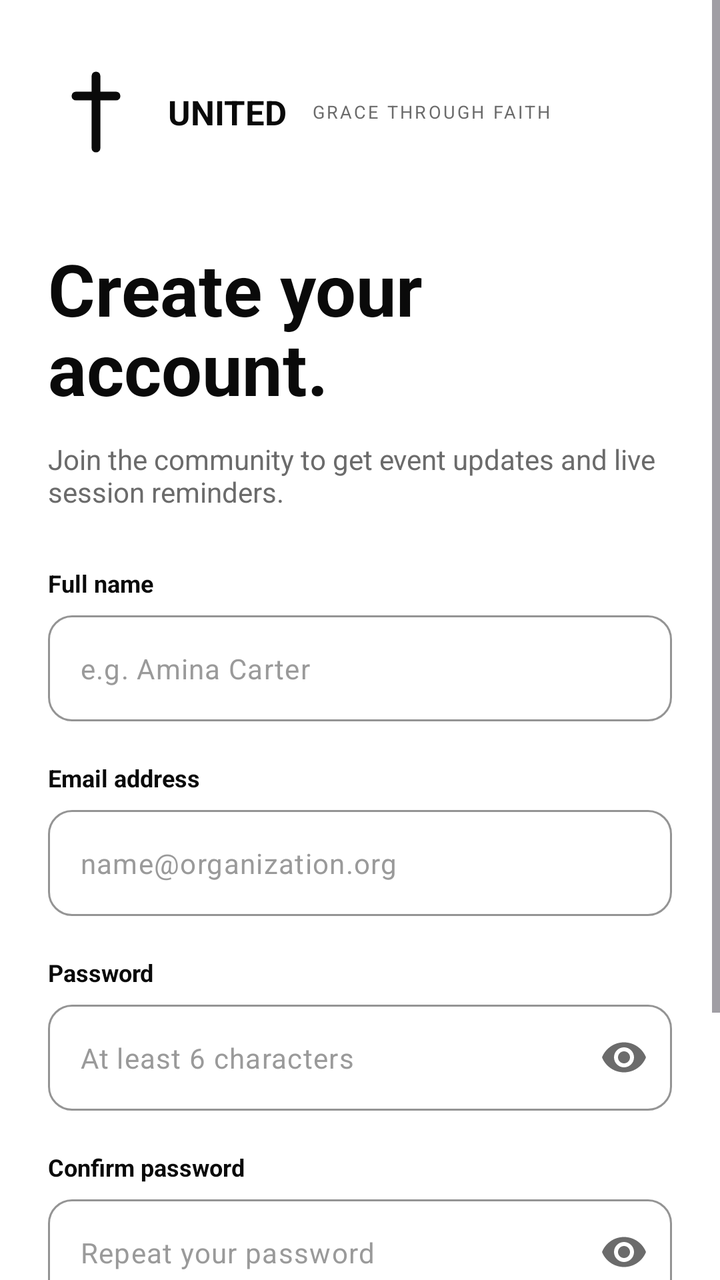
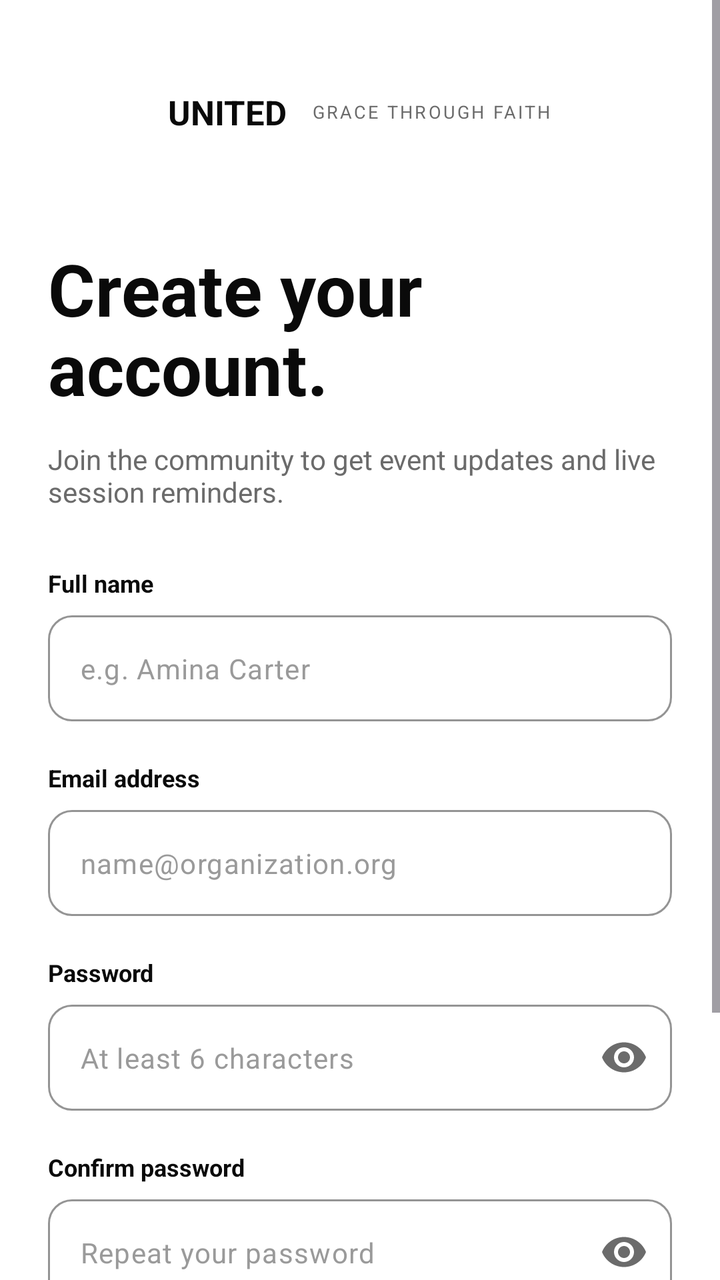

Two renders of the same Android screen: before a commit and after it. Below are the layout's source before the change and the commit's diff.
<!-- AndroidManifest.xml: application theme Theme.UNITED -->
<!-- res/layout/activity_register.xml -->
<?xml version="1.0" encoding="utf-8"?>
<ScrollView xmlns:android="http://schemas.android.com/apk/res/android"
    xmlns:app="http://schemas.android.com/apk/res-auto"
    android:id="@+id/main"
    android:layout_width="match_parent"
    android:layout_height="match_parent"
    android:background="@color/white"
    android:fillViewport="true">

    <LinearLayout
        android:layout_width="match_parent"
        android:layout_height="wrap_content"
        android:minHeight="150dp"
        android:orientation="vertical"
        android:paddingHorizontal="24dp"
        android:paddingTop="32dp"
        android:paddingBottom="24dp">

        
        <LinearLayout
            android:layout_width="wrap_content"
            android:layout_height="wrap_content"
            android:gravity="center_vertical"
            android:orientation="horizontal">

            <ImageView
                android:layout_width="48dp"
                android:layout_height="48dp"
                android:contentDescription="UNITED logo"
                android:src="@drawable/ic_logo_placeholder" />

            <TextView
                android:layout_width="wrap_content"
                android:layout_height="wrap_content"
                android:layout_marginStart="12dp"
                android:text="UNITED"
                android:textColor="@color/united_ink"
                android:textSize="17sp"
                android:textStyle="bold" />

            <TextView
                android:layout_width="wrap_content"
                android:layout_height="wrap_content"
                android:layout_marginStart="12dp"
                android:letterSpacing="0.12"
                android:text="@string/tagline"
                android:textColor="@color/united_gray"
                android:textSize="9sp" />
        </LinearLayout>

        
        <TextView
            android:layout_width="match_parent"
            android:layout_height="wrap_content"
            android:layout_marginTop="40dp"
            android:lineSpacingMultiplier="0.95"
            android:text="Create your account."
            android:textColor="@color/united_ink"
            android:textSize="36sp"
            android:textStyle="bold" />

        <TextView
            android:layout_width="match_parent"
            android:layout_height="wrap_content"
            android:layout_marginTop="12dp"
            android:text="Join the community to get event updates and live session reminders."
            android:textColor="@color/united_gray"
            android:textSize="14sp" />

        
        <TextView
            android:layout_width="wrap_content"
            android:layout_height="wrap_content"
            android:layout_marginTop="28dp"
            android:text="Full name"
            android:textColor="@color/united_ink"
            android:textSize="12sp"
            android:textStyle="bold" />

        <com.google.android.material.textfield.TextInputLayout
            style="@style/Widget.Material3.TextInputLayout.OutlinedBox"
            android:layout_width="match_parent"
            android:layout_height="wrap_content"
            android:layout_marginTop="8dp"
            app:boxCornerRadiusBottomEnd="12dp"
            app:boxCornerRadiusBottomStart="12dp"
            app:boxCornerRadiusTopEnd="12dp"
            app:boxCornerRadiusTopStart="12dp"
            app:boxStrokeColor="@color/united_ink"
            app:hintEnabled="false">

            <com.google.android.material.textfield.TextInputEditText
                android:id="@+id/etFullName"
                android:layout_width="match_parent"
                android:layout_height="wrap_content"
                android:hint="e.g. Amina Carter"
                android:inputType="textPersonName|textCapWords"
                android:textColor="@color/united_ink"
                android:textColorHint="@color/united_gray_light"
                android:textSize="14sp" />
        </com.google.android.material.textfield.TextInputLayout>

        
        <TextView
            android:layout_width="wrap_content"
            android:layout_height="wrap_content"
            android:layout_marginTop="20dp"
            android:text="Email address"
            android:textColor="@color/united_ink"
            android:textSize="12sp"
            android:textStyle="bold" />

        <com.google.android.material.textfield.TextInputLayout
            style="@style/Widget.Material3.TextInputLayout.OutlinedBox"
            android:layout_width="match_parent"
            android:layout_height="wrap_content"
            android:layout_marginTop="8dp"
            app:boxCornerRadiusBottomEnd="12dp"
            app:boxCornerRadiusBottomStart="12dp"
            app:boxCornerRadiusTopEnd="12dp"
            app:boxCornerRadiusTopStart="12dp"
            app:boxStrokeColor="@color/united_ink"
            app:hintEnabled="false">

            <com.google.android.material.textfield.TextInputEditText
                android:id="@+id/etEmail"
                android:layout_width="match_parent"
                android:layout_height="wrap_content"
                android:hint="name@organization.org"
                android:inputType="textEmailAddress"
                android:textColor="@color/united_ink"
                android:textColorHint="@color/united_gray_light"
                android:textSize="14sp" />
        </com.google.android.material.textfield.TextInputLayout>

        
        <TextView
            android:layout_width="wrap_content"
            android:layout_height="wrap_content"
            android:layout_marginTop="20dp"
            android:text="Password"
            android:textColor="@color/united_ink"
            android:textSize="12sp"
            android:textStyle="bold" />

        <com.google.android.material.textfield.TextInputLayout
            style="@style/Widget.Material3.TextInputLayout.OutlinedBox"
            android:layout_width="match_parent"
            android:layout_height="wrap_content"
            android:layout_marginTop="8dp"
            app:boxCornerRadiusBottomEnd="12dp"
            app:boxCornerRadiusBottomStart="12dp"
            app:boxCornerRadiusTopEnd="12dp"
            app:boxCornerRadiusTopStart="12dp"
            app:boxStrokeColor="@color/united_ink"
            app:endIconMode="password_toggle"
            app:endIconTint="@color/united_gray"
            app:hintEnabled="false">

            <com.google.android.material.textfield.TextInputEditText
                android:id="@+id/etPassword"
                android:layout_width="match_parent"
                android:layout_height="wrap_content"
                android:hint="At least 6 characters"
                android:inputType="textPassword"
                android:textColor="@color/united_ink"
                android:textColorHint="@color/united_gray_light"
                android:textSize="14sp" />
        </com.google.android.material.textfield.TextInputLayout>

        
        <TextView
            android:layout_width="wrap_content"
            android:layout_height="wrap_content"
            android:layout_marginTop="20dp"
            android:text="Confirm password"
            android:textColor="@color/united_ink"
            android:textSize="12sp"
            android:textStyle="bold" />

        <com.google.android.material.textfield.TextInputLayout
            style="@style/Widget.Material3.TextInputLayout.OutlinedBox"
            android:layout_width="match_parent"
            android:layout_height="wrap_content"
            android:layout_marginTop="8dp"
            app:boxCornerRadiusBottomEnd="12dp"
            app:boxCornerRadiusBottomStart="12dp"
            app:boxCornerRadiusTopEnd="12dp"
            app:boxCornerRadiusTopStart="12dp"
            app:boxStrokeColor="@color/united_ink"
            app:endIconMode="password_toggle"
            app:endIconTint="@color/united_gray"
            app:hintEnabled="false">

            <com.google.android.material.textfield.TextInputEditText
                android:id="@+id/etConfirmPassword"
                android:layout_width="match_parent"
                android:layout_height="wrap_content"
                android:hint="Repeat your password"
                android:inputType="textPassword"
                android:textColor="@color/united_ink"
                android:textColorHint="@color/united_gray_light"
                android:textSize="14sp" />
        </com.google.android.material.textfield.TextInputLayout>

        
        <com.google.android.material.button.MaterialButton
            android:id="@+id/btnRegister"
            android:layout_width="match_parent"
            android:layout_height="56dp"
            android:layout_marginTop="28dp"
            android:text="Create account"
            android:textAllCaps="false"
            android:textColor="@color/white"
            android:textSize="14sp"
            android:textStyle="bold"
            app:backgroundTint="@color/united_ink"
            app:cornerRadius="12dp"
            app:icon="@drawable/ic_arrow_right"
            app:iconGravity="end"
            app:iconTint="@color/white" />

        <View
            android:layout_width="match_parent"
            android:layout_height="0dp"
            android:layout_weight="1" />

        
        <LinearLayout
            android:layout_width="wrap_content"
            android:layout_height="wrap_content"
            android:layout_gravity="center_horizontal"
            android:layout_marginTop="32dp"
            android:orientation="horizontal">

            <TextView
                android:layout_width="wrap_content"
                android:layout_height="wrap_content"
                android:text="Already have an account? "
                android:textColor="@color/united_gray"
                android:textSize="12sp" />

            <TextView
                android:id="@+id/tvSignIn"
                android:layout_width="wrap_content"
                android:layout_height="wrap_content"
                android:text="Sign in"
                android:textColor="@color/united_ink"
                android:textSize="12sp"
                android:textStyle="bold" />
        </LinearLayout>
    </LinearLayout>
</ScrollView>
<!-- resources referenced by this layout -->
<resources>
  <color name="united_gray">#FF6B6B6B</color>
  <color name="united_gray_light">#FF9A9A9A</color>
  <color name="united_ink">#FF0A0A0A</color>
  <color name="white">#FFFFFFFF</color>
  <!-- drawable ic_arrow_right (drawable) -->
  <?xml version="1.0" encoding="utf-8"?>
  <vector xmlns:android="http://schemas.android.com/apk/res/android"
      android:width="24dp" android:height="24dp"
      android:viewportWidth="24" android:viewportHeight="24">
      <path android:pathData="M5,12h14 M13,6l6,6l-6,6"
          android:strokeColor="#FFFFFFFF" android:strokeWidth="2" android:strokeLineCap="round" android:strokeLineJoin="round" />
  </vector>
  <!-- drawable ic_logo_placeholder (drawable) -->
  <?xml version="1.0" encoding="utf-8"?>
  <vector xmlns:android="http://schemas.android.com/apk/res/android"
      android:width="48dp" android:height="48dp"
      android:viewportWidth="24" android:viewportHeight="24">
      <path android:pathData="M12,3v18 M7,8h10"
          android:strokeColor="#FF0A0A0A" android:strokeWidth="2.2" android:strokeLineCap="round" />
  </vector>
  <string name="tagline">GRACE THROUGH FAITH</string>
  <style name="Theme.UNITED" parent="Base.Theme.UNITED" />
  <style name="Base.Theme.UNITED" parent="Theme.Material3.Light.NoActionBar">
          <item name="colorPrimary">@color/united_ink</item>
          <item name="colorOnPrimary">@color/white</item>
          <item name="android:windowBackground">@color/white</item>
          <item name="android:colorBackground">@color/white</item>
      </style>
</resources>

<!-- the commit's change to res/layout/activity_register.xml (unified diff, before → after) -->
@@ -26,8 +26,7 @@
             <ImageView
                 android:layout_width="48dp"
                 android:layout_height="48dp"
-                android:contentDescription="UNITED logo"
-                android:src="@drawable/ic_logo_placeholder" />
+                android:contentDescription="UNITED logo" />
 
             <TextView
                 android:layout_width="wrap_content"
<!-- resource entries referenced after the edit -->
@@ -12,14 +12,6 @@
       <path android:pathData="M5,12h14 M13,6l6,6l-6,6"
           android:strokeColor="#FFFFFFFF" android:strokeWidth="2" android:strokeLineCap="round" android:strokeLineJoin="round" />
   </vector>
-  <!-- drawable ic_logo_placeholder (drawable) -->
-  <?xml version="1.0" encoding="utf-8"?>
-  <vector xmlns:android="http://schemas.android.com/apk/res/android"
-      android:width="48dp" android:height="48dp"
-      android:viewportWidth="24" android:viewportHeight="24">
-      <path android:pathData="M12,3v18 M7,8h10"
-          android:strokeColor="#FF0A0A0A" android:strokeWidth="2.2" android:strokeLineCap="round" />
-  </vector>
   <string name="tagline">GRACE THROUGH FAITH</string>
   <style name="Theme.UNITED" parent="Base.Theme.UNITED" />
   <style name="Base.Theme.UNITED" parent="Theme.Material3.Light.NoActionBar">
